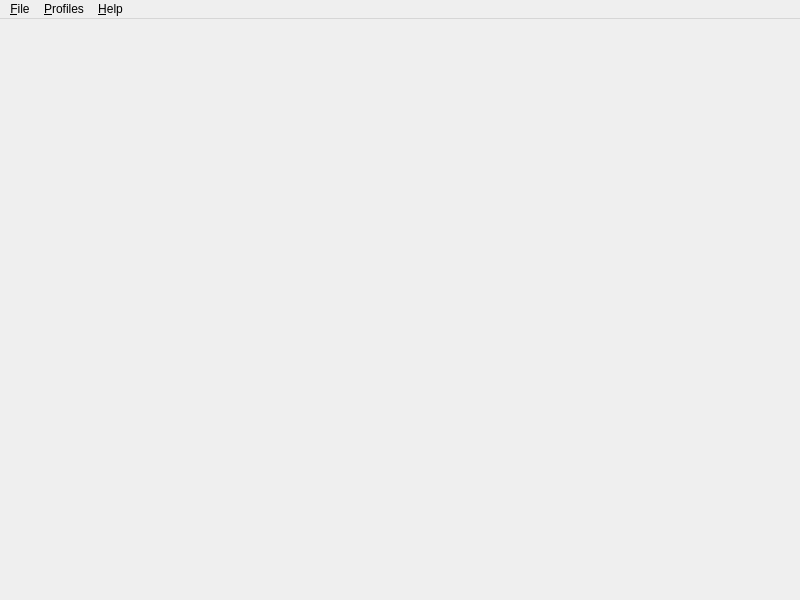
s-ball/qtimgren, file qtimgren/main_window.ui: the form before one commit.
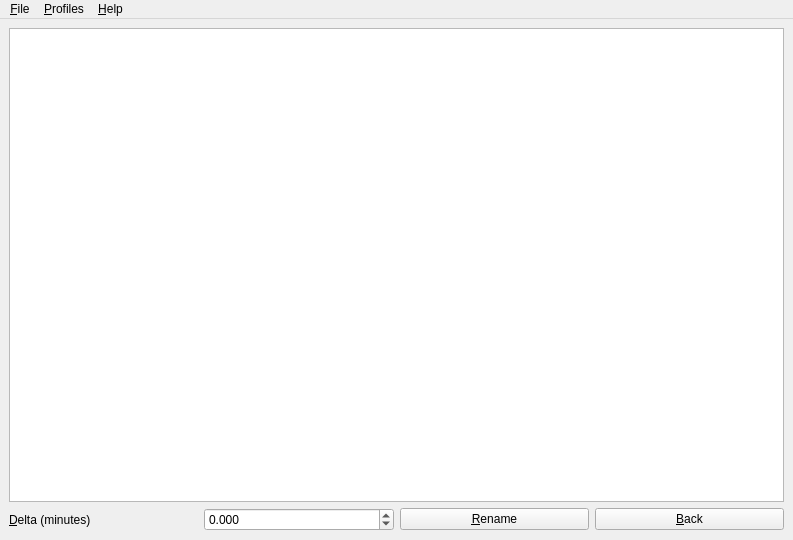
The form after the commit.

Commit message:
Partial implementation of the main window display.
Currently, jpeg files and sub-folders are listed, and the JFIF timestamp of the Jpeg files is used to show the future name.

A delta in minutes is fully implemented.

```diff
--- a/qtimgren/main_window.ui
+++ b/qtimgren/main_window.ui
@@ -6,20 +6,71 @@
    <rect>
     <x>0</x>
     <y>0</y>
-    <width>800</width>
-    <height>600</height>
+    <width>793</width>
+    <height>540</height>
    </rect>
   </property>
   <property name="windowTitle">
    <string>QtImgren</string>
   </property>
-  <widget class="QWidget" name="centralWidget"/>
+  <widget class="QWidget" name="centralWidget">
+   <layout class="QHBoxLayout" name="horizontalLayout_2">
+    <item>
+     <layout class="QVBoxLayout" name="verticalLayout">
+      <item>
+       <widget class="QTableView" name="tableView"/>
+      </item>
+      <item>
+       <layout class="QHBoxLayout" name="horizontalLayout">
+        <item>
+         <widget class="QLabel" name="label">
+          <property name="text">
+           <string>&amp;Delta (minutes)</string>
+          </property>
+          <property name="buddy">
+           <cstring>delta</cstring>
+          </property>
+         </widget>
+        </item>
+        <item>
+         <widget class="QDoubleSpinBox" name="delta">
+          <property name="decimals">
+           <number>3</number>
+          </property>
+          <property name="minimum">
+           <double>-14400.000000000000000</double>
+          </property>
+          <property name="maximum">
+           <double>14400.000000000000000</double>
+          </property>
+         </widget>
+        </item>
+        <item>
+         <widget class="QPushButton" name="rename">
+          <property name="text">
+           <string>&amp;Rename</string>
+          </property>
+         </widget>
+        </item>
+        <item>
+         <widget class="QPushButton" name="back">
+          <property name="text">
+           <string>&amp;Back</string>
+          </property>
+         </widget>
+        </item>
+       </layout>
+      </item>
+     </layout>
+    </item>
+   </layout>
+  </widget>
   <widget class="QMenuBar" name="menuBar">
    <property name="geometry">
     <rect>
      <x>0</x>
      <y>0</y>
-     <width>800</width>
+     <width>793</width>
      <height>26</height>
     </rect>
    </property>
```
Left out of the diff: 9 changed lines with no effect on the pictures. The commit also changes 3 other files.
